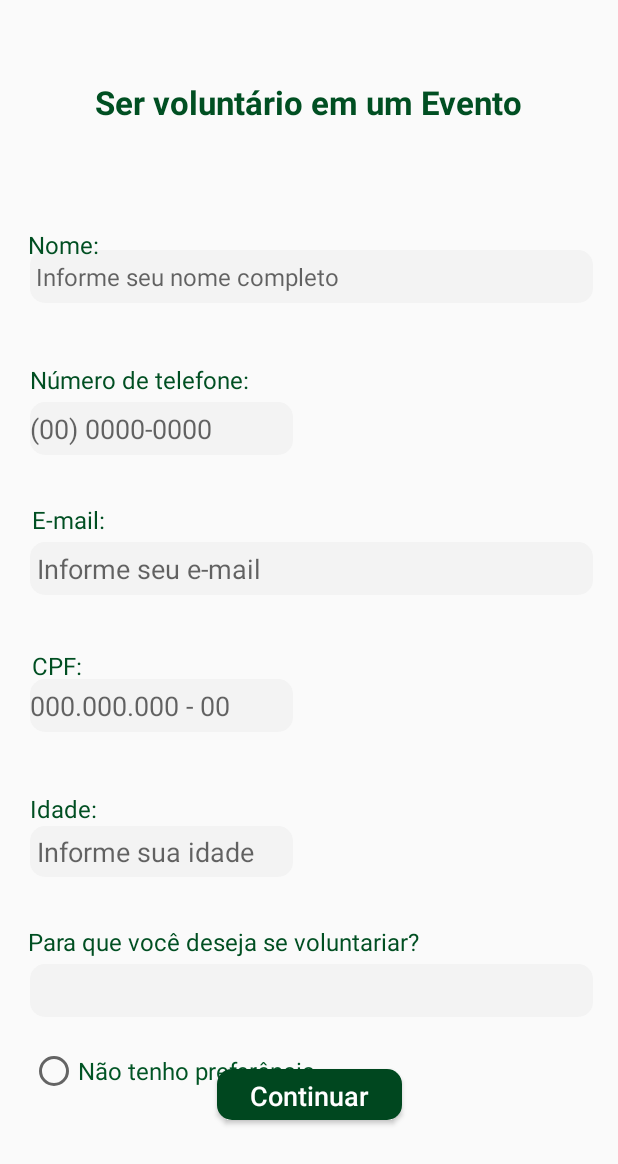
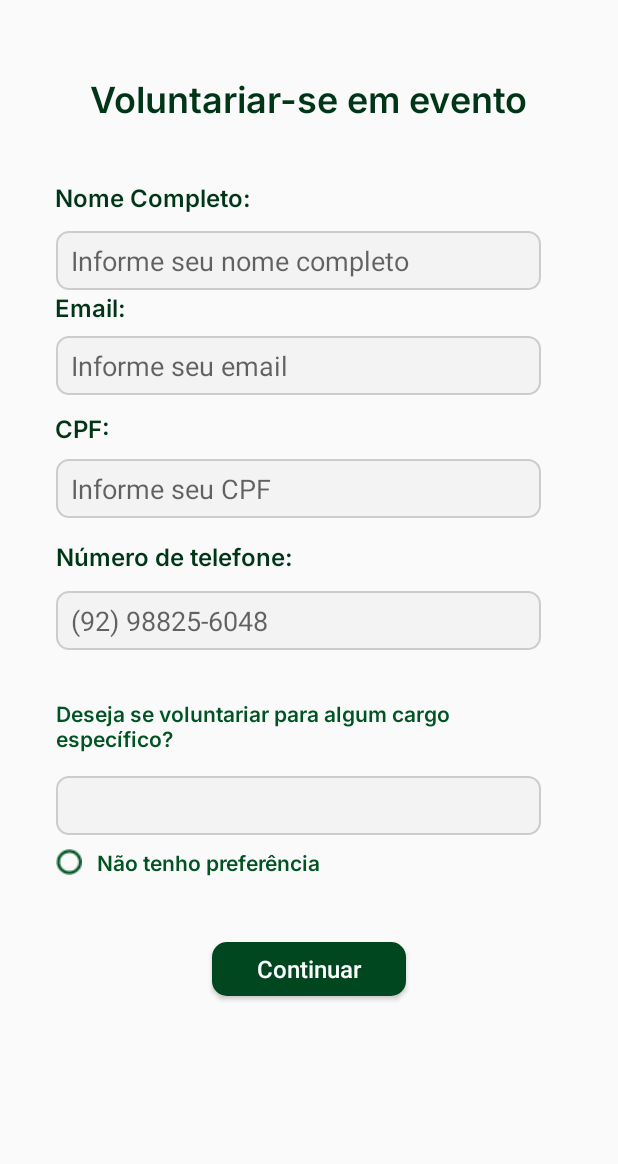
Before and after one commit to fernandafreittas/Hallel---Mobile, an Android app: the layout ser_voluntario.xml on its own in the app's theme, with its tools: preview values and no code run, on a phone screen of 412 x 824 dp. Shown: the top 1164 px of the screen. Run offline under Robolectric (Android 15) with nearby library versions, the phone set to English and light mode, and no system bars.

Commit message:
refiz a tela de voluntariar-se em evento

```diff
--- a/MyApplication/app/src/main/res/layout/ser_voluntario.xml
+++ b/MyApplication/app/src/main/res/layout/ser_voluntario.xml
@@ -4,206 +4,226 @@
     android:layout_width="match_parent"
     android:layout_height="match_parent">
 
-    <Button
-        android:id="@+id/button2"
-        android:layout_width="123dp"
-        android:layout_height="34dp"
-        android:background="@drawable/fundo_button_verde"
-        android:minWidth="123dp"
-        android:minHeight="50dp"
-        android:padding="5dp"
-        android:text="Continuar"
-        android:textAllCaps="false"
-        android:textColor="@color/white"
-        android:textSize="18sp"
+    <ScrollView
+        android:layout_width="match_parent"
+        android:layout_height="match_parent"
+        app:layout_constraintBottom_toBottomOf="parent"
+        app:layout_constraintEnd_toEndOf="parent"
+        app:layout_constraintStart_toStartOf="parent"
+        app:layout_constraintTop_toTopOf="parent">
+
+        <LinearLayout
+            android:layout_width="match_parent"
+            android:layout_height="wrap_content"
+            android:orientation="vertical">
+
+            <androidx.constraintlayout.widget.ConstraintLayout
+                android:layout_width="match_parent"
+                android:layout_height="wrap_content">
+
+                <TextView
+                    android:id="@+id/titleParticipar"
+                    android:layout_width="wrap_content"
+                    android:layout_height="wrap_content"
+                    android:layout_marginTop="20sp"
+                    android:fontFamily="@font/inter_semibold"
+                    android:text="Voluntariar-se em evento"
+                    android:textColor="@color/cortexto2"
+                    android:textSize="24sp"
                     app:layout_constraintBottom_toBottomOf="parent"
                     app:layout_constraintEnd_toEndOf="parent"
                     app:layout_constraintStart_toStartOf="parent"
                     app:layout_constraintTop_toTopOf="parent"
-        app:layout_constraintVertical_bias="0.902" />
+                    app:layout_constraintVertical_bias="0.04" />
 
                 <TextView
-        android:id="@+id/Titulo"
+                    android:id="@+id/textView13"
                     android:layout_width="wrap_content"
                     android:layout_height="wrap_content"
-        android:elevation="4dp"
-        android:text="Ser voluntário em um Evento"
-        android:textColor="#004F22"
-        android:textSize="22sp"
-        android:textStyle="bold"
+                    android:layout_marginTop="20sp"
+                    android:fontFamily="@font/inter_semibold"
+                    android:text="Nome Completo:"
+                    android:textColor="@color/cortexto2"
+                    android:textSize="16sp"
                     app:layout_constraintBottom_toBottomOf="parent"
                     app:layout_constraintEnd_toEndOf="parent"
-        app:layout_constraintHorizontal_bias="0.496"
+                    app:layout_constraintHorizontal_bias="0.131"
                     app:layout_constraintStart_toStartOf="parent"
-        app:layout_constraintTop_toTopOf="parent"
-        app:layout_constraintVertical_bias="0.067"
-        tools:ignore="DuplicateIds" />
+                    app:layout_constraintTop_toBottomOf="@+id/titleParticipar"
+                    app:layout_constraintVertical_bias="0.028" />
+
+                <TextView
+                    android:id="@+id/textView14"
+                    android:layout_width="wrap_content"
+                    android:layout_height="wrap_content"
+                    android:fontFamily="@font/inter_semibold"
+                    android:text="Email:"
+                    android:textColor="@color/cortexto2"
+                    android:textSize="16sp"
+                    app:layout_constraintBottom_toBottomOf="parent"
+                    app:layout_constraintEnd_toEndOf="parent"
+                    app:layout_constraintHorizontal_bias="0.101"
+                    app:layout_constraintStart_toStartOf="parent"
+                    app:layout_constraintTop_toBottomOf="@+id/titleParticipar"
+                    app:layout_constraintVertical_bias="0.166" />
 
                 <EditText
-        android:id="@+id/editCpf"
-        android:layout_width="175dp"
-        android:layout_height="35dp"
-        android:layout_marginStart="20dp"
-        android:layout_marginTop="56dp"
-        android:background="@drawable/background_edittext"
+                    android:id="@+id/inputNome"
+                    android:layout_width="323dp"
+                    android:layout_height="39dp"
+                    android:layout_marginTop="12dp"
+                    android:background="@drawable/input_text"
+                    android:hint="Informe seu nome completo"
+                    android:paddingStart="10sp"
+                    app:layout_constraintBottom_toTopOf="@+id/textView14"
+                    app:layout_constraintEnd_toEndOf="parent"
+                    app:layout_constraintHorizontal_bias="0.42"
+                    app:layout_constraintStart_toStartOf="parent"
+                    app:layout_constraintTop_toBottomOf="@+id/textView13"
+                    app:layout_constraintVertical_bias="0.0" />
+
+                <EditText
+                    android:id="@+id/inputEmail"
+                    android:layout_width="323dp"
+                    android:layout_height="39dp"
+                    android:background="@drawable/input_text"
                     android:ems="10"
-        android:hint="000.000.000 - 00"
-        android:inputType="number"
+                    android:hint="Informe seu email"
+                    android:inputType="textEmailAddress"
+                    android:paddingStart="10sp"
+                    app:layout_constraintBottom_toBottomOf="parent"
+                    app:layout_constraintEnd_toEndOf="parent"
+                    app:layout_constraintHorizontal_bias="0.42"
                     app:layout_constraintStart_toStartOf="parent"
-        app:layout_constraintTop_toBottomOf="@+id/editTextTextEmailAddress" />
+                    app:layout_constraintTop_toBottomOf="@+id/textView14"
+                    app:layout_constraintVertical_bias="0.017" />
 
                 <TextView
-        android:id="@+id/txtCPF"
+                    android:id="@+id/textView15"
                     android:layout_width="wrap_content"
                     android:layout_height="wrap_content"
-        android:layout_marginTop="36dp"
+                    android:fontFamily="@font/inter_semibold"
                     android:text="CPF:"
-        android:textColor="#004F22"
+                    android:textColor="@color/cortexto2"
                     android:textSize="16sp"
+                    app:layout_constraintBottom_toBottomOf="parent"
                     app:layout_constraintEnd_toEndOf="parent"
-        app:layout_constraintHorizontal_bias="0.056"
+                    app:layout_constraintHorizontal_bias="0.098"
                     app:layout_constraintStart_toStartOf="parent"
-        app:layout_constraintTop_toBottomOf="@+id/editTextTextEmailAddress" />
+                    app:layout_constraintTop_toBottomOf="@+id/titleParticipar"
+                    app:layout_constraintVertical_bias="0.286" />
+
+                <TextView
+                    android:id="@+id/textView16"
+                    android:layout_width="wrap_content"
+                    android:layout_height="wrap_content"
+                    android:fontFamily="@font/inter_semibold"
+                    android:text="Número de telefone:"
+                    android:textColor="@color/cortexto2"
+                    android:textSize="16sp"
+                    app:layout_constraintBottom_toBottomOf="parent"
+                    app:layout_constraintEnd_toEndOf="parent"
+                    app:layout_constraintHorizontal_bias="0.146"
+                    app:layout_constraintStart_toStartOf="parent"
+                    app:layout_constraintTop_toBottomOf="@+id/titleParticipar"
+                    app:layout_constraintVertical_bias="0.413" />
 
                 <EditText
-        android:id="@+id/editTextIdade"
-        android:layout_width="175dp"
-        android:layout_height="34dp"
-        android:layout_marginStart="20dp"
-        android:layout_marginTop="96dp"
-        android:background="@drawable/background_edittext"
-        android:hint=" Informe sua idade"
-        android:imeOptions="actionDone"
+                    android:id="@+id/inputCPF"
+                    android:layout_width="323dp"
+                    android:layout_height="39dp"
+                    android:background="@drawable/input_text"
+                    android:ems="10"
+                    android:hint="Informe seu CPF"
                     android:inputType="number"
-        android:maxLength="3"
+                    android:paddingStart="10sp"
+                    app:layout_constraintBottom_toBottomOf="parent"
+                    app:layout_constraintEnd_toEndOf="parent"
+                    app:layout_constraintHorizontal_bias="0.42"
                     app:layout_constraintStart_toStartOf="parent"
-        app:layout_constraintTop_toBottomOf="@+id/txtCPF" />
+                    app:layout_constraintTop_toBottomOf="@+id/textView15"
+                    app:layout_constraintVertical_bias="0.023" />
+
+                <EditText
+                    android:id="@+id/inputIdade"
+                    android:layout_width="323dp"
+                    android:layout_height="39dp"
+                    android:background="@drawable/input_text"
+                    android:ems="10"
+                    android:hint="(92) 98825-6048"
+                    android:inputType="number"
+                    android:paddingStart="10sp"
+                    app:layout_constraintBottom_toBottomOf="parent"
+                    app:layout_constraintEnd_toEndOf="parent"
+                    app:layout_constraintHorizontal_bias="0.42"
+                    app:layout_constraintStart_toStartOf="parent"
+                    app:layout_constraintTop_toBottomOf="@+id/textView16"
+                    app:layout_constraintVertical_bias="0.036" />
 
                 <TextView
-        android:id="@+id/txtIdade"
-        android:layout_width="wrap_content"
-        android:layout_height="wrap_content"
-        android:layout_marginTop="40dp"
-        android:text="Idade:"
-        android:textColor="#004F22"
-        android:textSize="16sp"
+                    android:id="@+id/textView19"
+                    android:layout_width="320dp"
+                    android:layout_height="36dp"
+                    android:layout_marginTop="32dp"
+                    android:fontFamily="@font/inter_semibold"
+                    android:text="Deseja se voluntariar para algum cargo específico?"
+                    android:textColor="@color/cordetextohallel"
+                    app:layout_constraintBottom_toBottomOf="parent"
                     app:layout_constraintEnd_toEndOf="parent"
-        app:layout_constraintHorizontal_bias="0.054"
+                    app:layout_constraintHorizontal_bias="0.406"
                     app:layout_constraintStart_toStartOf="parent"
-        app:layout_constraintTop_toBottomOf="@+id/editCpf" />
+                    app:layout_constraintTop_toBottomOf="@+id/inputIdade"
+                    app:layout_constraintVertical_bias="0.0" />
 
-    <com.google.android.material.textfield.TextInputEditText
-        android:id="@+id/textInputOqDeseja"
-        android:layout_width="375dp"
-        android:layout_height="35dp"
-        android:layout_marginStart="20dp"
-        android:layout_marginTop="4dp"
-        android:background="@drawable/background_edittext"
-        android:textSize="16sp"
+                <EditText
+                    android:id="@+id/editText"
+                    android:layout_width="323dp"
+                    android:layout_height="39dp"
+                    android:layout_marginTop="16dp"
+                    android:background="@drawable/input_text"
+                    android:ems="10"
+                    app:layout_constraintBottom_toTopOf="@+id/button5"
+                    app:layout_constraintEnd_toEndOf="parent"
+                    app:layout_constraintHorizontal_bias="0.42"
                     app:layout_constraintStart_toStartOf="parent"
-        app:layout_constraintTop_toBottomOf="@+id/textViewOqDeseja" />
-
-    <TextView
-        android:id="@+id/textViewOqDeseja"
-        android:layout_width="wrap_content"
-        android:layout_height="wrap_content"
-        android:layout_marginTop="32dp"
-        android:text="Para que você deseja se voluntariar?"
-        android:textColor="#004F22"
-        android:textSize="16sp"
-        app:layout_constraintEnd_toEndOf="parent"
-        app:layout_constraintHorizontal_bias="0.125"
-        app:layout_constraintStart_toStartOf="parent"
-        app:layout_constraintTop_toBottomOf="@+id/editTextIdade" />
+                    app:layout_constraintTop_toBottomOf="@+id/textView19"
+                    app:layout_constraintVertical_bias="0.0" />
 
                 <RadioButton
                     android:id="@+id/radioButton"
-        android:layout_width="244dp"
-        android:layout_height="24dp"
-        android:layout_marginStart="20dp"
-        android:layout_marginTop="24dp"
-        android:minWidth="48dp"
-        android:minHeight="58dp"
-        android:text="Não tenho preferência"
-        android:textColor="#005424"
-        android:textSize="16sp"
-        app:layout_constraintStart_toStartOf="parent"
-        app:layout_constraintTop_toBottomOf="@+id/textInputOqDeseja" />
-
-    <com.google.android.material.textfield.TextInputEditText
-        android:id="@+id/textInputEditNomeC"
-        android:layout_width="375dp"
-        android:layout_height="35dp"
-        android:layout_marginStart="20dp"
-        android:layout_marginTop="84dp"
-        android:background="@drawable/background_edittext"
-        android:hint=" Informe seu nome completo"
-        android:textSize="16sp"
-        app:layout_constraintStart_toStartOf="parent"
-        app:layout_constraintTop_toBottomOf="@+id/Titulo" />
-
-    <TextView
-        android:id="@+id/textView4"
                     android:layout_width="wrap_content"
                     android:layout_height="wrap_content"
-        android:layout_marginTop="152dp"
-        android:text="Nome:"
-        android:textColor="#004F22"
+                    android:layout_marginTop="8dp"
+                    android:button="@drawable/ellipse_92"
+                    android:fontFamily="@font/inter_semibold"
+                    android:paddingLeft="10sp"
+                    android:text="Não tenho preferência"
+                    android:textColor="@color/cordetextohallel"
+                    app:layout_constraintBottom_toTopOf="@+id/button5"
+                    app:layout_constraintEnd_toEndOf="parent"
+                    app:layout_constraintHorizontal_bias="0.159"
+                    app:layout_constraintStart_toStartOf="parent"
+                    app:layout_constraintTop_toBottomOf="@+id/editText"
+                    app:layout_constraintVertical_bias="0.0" />
+
+                <Button
+                    android:id="@+id/button5"
+                    android:layout_width="129dp"
+                    android:layout_height="36dp"
+                    android:layout_marginBottom="112dp"
+                    android:background="@drawable/fundo_button_verde"
+                    android:text="Continuar"
+                    android:textAllCaps="false"
+                    android:textColor="@color/white"
                     android:textSize="16sp"
+                    app:layout_constraintBottom_toBottomOf="parent"
                     app:layout_constraintEnd_toEndOf="parent"
-        app:layout_constraintHorizontal_bias="0.052"
+
                     app:layout_constraintStart_toStartOf="parent"
-        app:layout_constraintTop_toTopOf="parent" />
+                    app:layout_constraintTop_toTopOf="@+id/textView19"
+                    app:layout_constraintVertical_bias="1.0" />
 
-    <EditText
-        android:id="@+id/editTextTextEmailAddress"
-        android:layout_width="375dp"
-        android:layout_height="35dp"
-        android:layout_marginStart="20dp"
-        android:layout_marginTop="4dp"
-        android:background="@drawable/background_edittext"
-        android:ems="10"
-        android:hint=" Informe seu e-mail"
-        android:inputType="textEmailAddress"
-        app:layout_constraintStart_toStartOf="parent"
-        app:layout_constraintTop_toBottomOf="@+id/textEmail" />
-
-    <TextView
-        android:id="@+id/textTelefone"
-        android:layout_width="wrap_content"
-        android:layout_height="wrap_content"
-        android:layout_marginTop="68dp"
-        android:text="Número de telefone:"
-        android:textColor="#004F22"
-        android:textSize="16sp"
-        app:layout_constraintEnd_toEndOf="parent"
-        app:layout_constraintHorizontal_bias="0.074"
-        app:layout_constraintStart_toStartOf="parent"
-        app:layout_constraintTop_toBottomOf="@+id/textView4" />
-
-    <EditText
-        android:id="@+id/editTextPhone"
-        android:layout_width="175dp"
-        android:layout_height="35dp"
-        android:layout_marginStart="20dp"
-        android:layout_marginTop="4dp"
-        android:background="@drawable/background_edittext"
-        android:ems="10"
-        android:hint="(00) 0000-0000"
-        android:inputType="phone"
-        app:layout_constraintStart_toStartOf="parent"
-        app:layout_constraintTop_toBottomOf="@+id/textTelefone" />
-
-    <TextView
-        android:id="@+id/textEmail"
-        android:layout_width="wrap_content"
-        android:layout_height="wrap_content"
-        android:layout_marginTop="32dp"
-        android:text="E-mail:"
-        android:textColor="#004F22"
-        android:textSize="16sp"
-        app:layout_constraintEnd_toEndOf="parent"
-        app:layout_constraintHorizontal_bias="0.058"
-        app:layout_constraintStart_toStartOf="parent"
-        app:layout_constraintTop_toBottomOf="@+id/editTextPhone" />
             </androidx.constraintlayout.widget.ConstraintLayout>
+        </LinearLayout>
+    </ScrollView>
+</androidx.constraintlayout.widget.ConstraintLayout>
```
Also changed, not shown: MyApplication/app/src/main/res/drawable/ellipse_92.png (added). Lines whose indentation alone changed are shown as unchanged.
